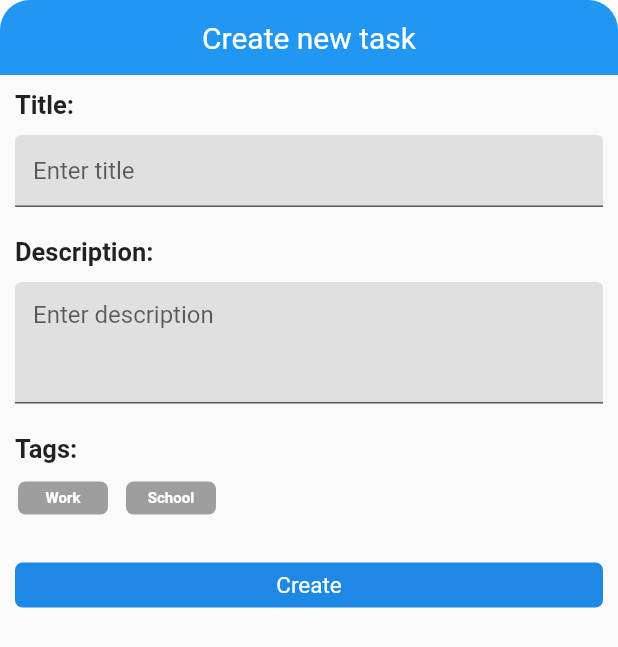
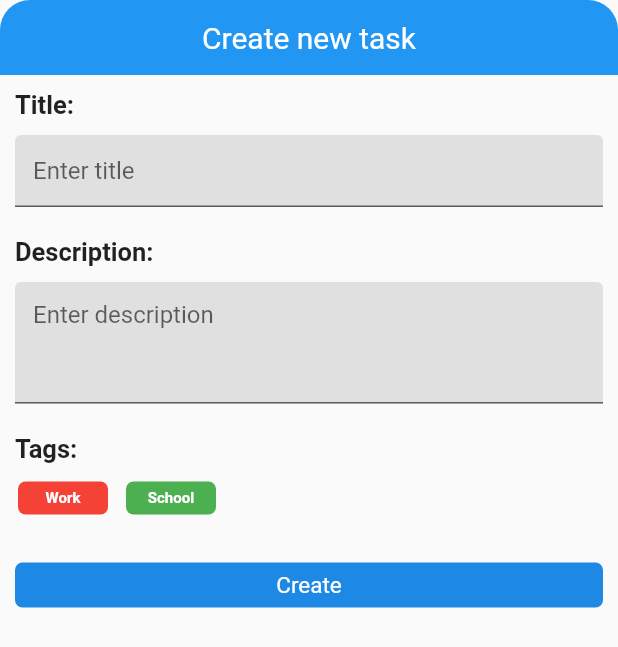
Before and after one commit to solderneer/dartodo, a Flutter app: the BottomPanel widget shown alone on an empty page, opened directly, on a phone screen of 412 x 824 dp. Shown: the top 647 px of the screen. Run offline on Flutter 3.47's test engine with Material 2 defaults, Android fonts, the phone set to English and light mode, and no system bars; missing offline and left inert: rounded_modal.

Commit message:
idk need gesture detection

```diff
--- a/dartodo_client/lib/components/bottompanel.dart
+++ b/dartodo_client/lib/components/bottompanel.dart
@@ -2,8 +2,13 @@ import 'package:flutter/material.dart';
 
 import './textinput.dart';
 import './taginput.dart';
+import '../utilities/datatypes.dart';
 
 class BottomPanel extends StatelessWidget {
+  List<TagType> taglist = [
+          TagType(content: 'Work', color: Colors.red),
+          TagType(content: 'School', color: Colors.green)
+        ];
   @override
   Widget build(BuildContext context) {
     return Column(mainAxisSize: MainAxisSize.min, children: <Widget>[
@@ -21,7 +26,7 @@ class BottomPanel extends StatelessWidget {
       ),
       TextInput('Title:', 'Enter title', 1),
       TextInput('Description:', 'Enter description', 3),
-      TagInput(),
+      TagInput(taglist, (item) => print(1)),
       Container(
           alignment: Alignment.center,
           margin: EdgeInsets.only(left: 10.0, right: 10.0, top: 20.0),
--- a/dartodo_client/lib/components/taginput.dart
+++ b/dartodo_client/lib/components/taginput.dart
@@ -4,10 +4,10 @@ import './badge.dart';
 import '../utilities/datatypes.dart';
 
 class TagInput extends StatelessWidget {
-  final List<TagType> taglist = [
-    TagType(content: 'Work', color: Colors.red),
-    TagType(content: 'School', color: Colors.green)
-  ];
+  final List<TagType> taglist;
+  final Function _tapCallback;
+
+  TagInput(this.taglist, this._tapCallback);
 
   @override
   Widget build(BuildContext context) {
@@ -26,7 +26,7 @@ class TagInput extends StatelessWidget {
             spacing: 8.0, // gap between adjacent chips
             runSpacing: 4.0, // gap between lines
             children: taglist
-                .map((item) => new Badge(item.content, Colors.grey))
+                .map((item) => new GestureDetector(child: Badge(item.content, item.color), onTap: _tapCallback(item)))
                 .toList(),
           )),
     ]);
```
